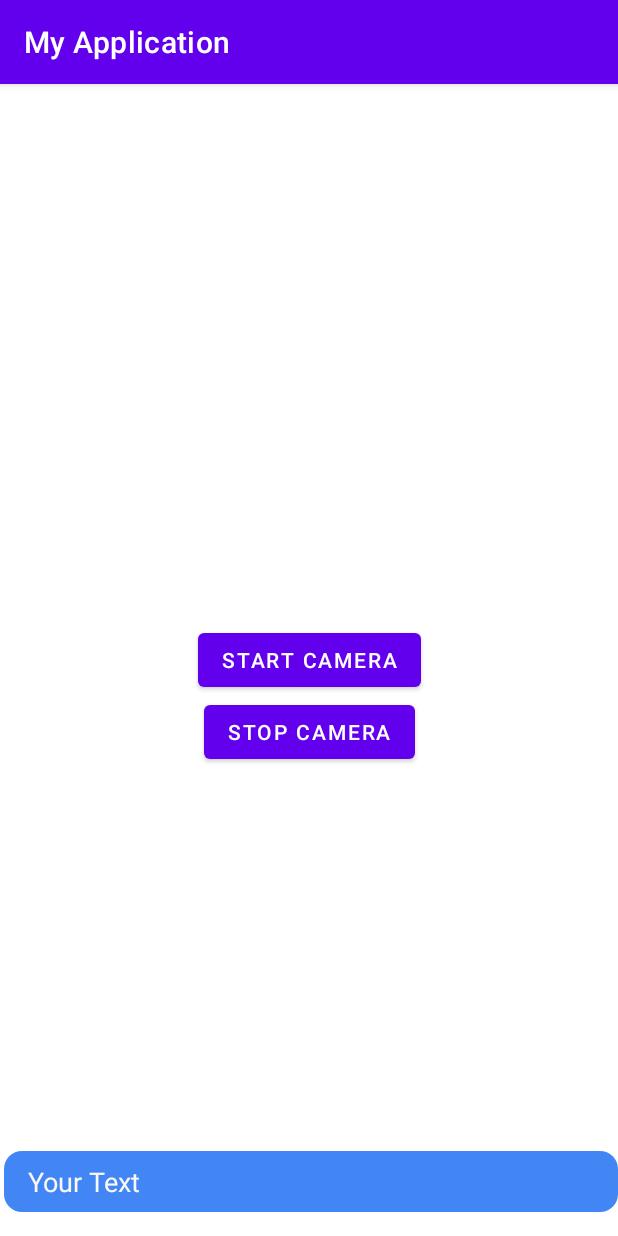
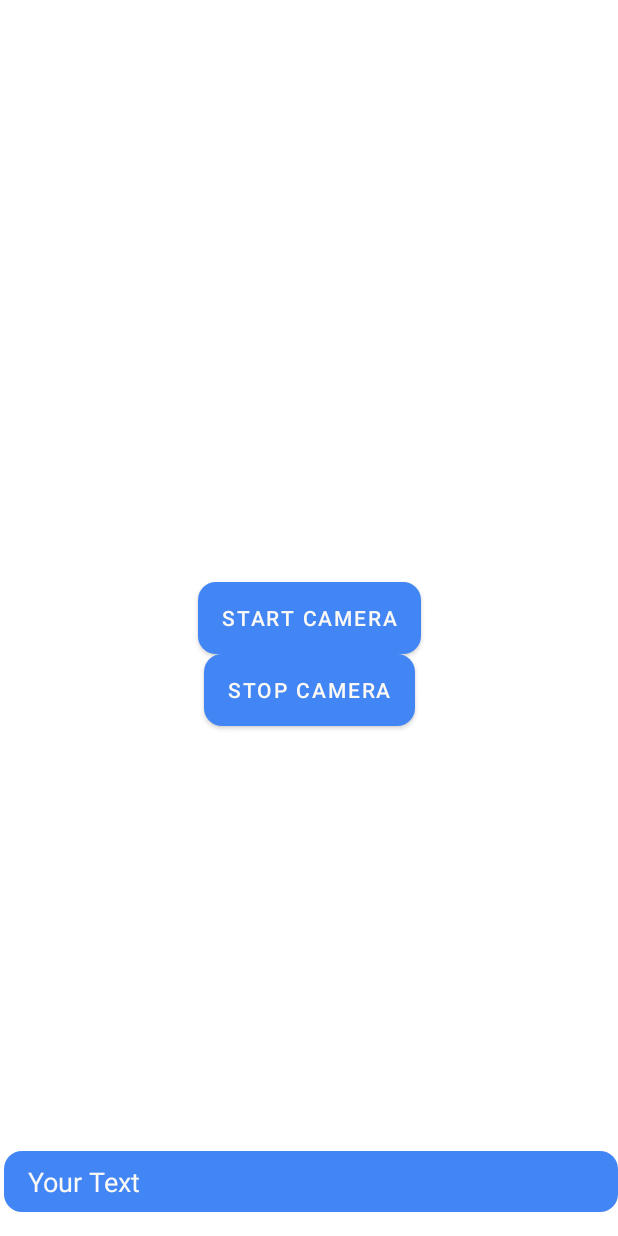
Before and after one commit to luckyjp6/Sign-Language-Recognition, an Android app: the screen it shows after launch (MainActivity), on a phone screen of 412 x 824 dp. Run offline under Robolectric (Android 15) with nearby library versions, the phone set to English and light mode, and no system bars; libraries missing offline, so code that uses them is left out: com.chaquo.python; 4 statements that could not run were skipped.

Commit message:
Add new theme and colors

```diff
--- a/app/src/main/java/com/example/myapplication/MainActivity.java
+++ b/app/src/main/java/com/example/myapplication/MainActivity.java
@@ -280,7 +280,7 @@ public class MainActivity extends AppCompatActivity {
         textView.setBackgroundResource(backgroundResourceID);
         textView.setPadding(16, 8, 16, 8);
         textView.setText(text);
-        textView.setTextColor(Color.parseColor("#FFFFFF"));
+        textView.setTextColor(Color.parseColor(text_color));
         textView.setTextSize(TypedValue.COMPLEX_UNIT_SP, 18);
 
         return textView;
--- a/app/src/main/res/layout/activity_main.xml
+++ b/app/src/main/res/layout/activity_main.xml
@@ -12,6 +12,7 @@
         android:layout_height="wrap_content"
         android:onClick="buttonStartCamera"
         android:text="Start Camera"
+        android:background="@drawable/my_input_bg"
         app:layout_constraintBottom_toBottomOf="parent"
         app:layout_constraintEnd_toEndOf="parent"
         app:layout_constraintStart_toStartOf="parent"
@@ -23,6 +24,7 @@
         android:layout_height="wrap_content"
         android:onClick="buttonStopCamera"
         android:text="Stop camera"
+        android:background="@drawable/my_input_bg"
         app:layout_constraintEnd_toEndOf="parent"
         app:layout_constraintStart_toStartOf="parent"
         app:layout_constraintTop_toBottomOf="@+id/button" />
--- a/app/src/main/res/values-night/themes.xml
+++ b/app/src/main/res/values-night/themes.xml
@@ -2,12 +2,12 @@
     <!-- Base application theme. -->
     <style name="Theme.MyApplication" parent="Theme.MaterialComponents.DayNight.DarkActionBar">
         <!-- Primary brand color. -->
-        <item name="colorPrimary">@color/purple_200</item>
-        <item name="colorPrimaryVariant">@color/purple_700</item>
+        <item name="colorPrimary">@color/google_blue</item>
+        <item name="colorPrimaryVariant">@color/google_yellow</item>
         <item name="colorOnPrimary">@color/black</item>
         <!-- Secondary brand color. -->
-        <item name="colorSecondary">@color/teal_200</item>
-        <item name="colorSecondaryVariant">@color/teal_200</item>
+        <item name="colorSecondary">@color/google_green</item>
+        <item name="colorSecondaryVariant">@color/googel_red</item>
         <item name="colorOnSecondary">@color/black</item>
         <!-- Status bar color. -->
         <item name="android:statusBarColor">?attr/colorPrimaryVariant</item>
--- a/app/src/main/res/values/colors.xml
+++ b/app/src/main/res/values/colors.xml
@@ -1,10 +1,10 @@
 <?xml version="1.0" encoding="utf-8"?>
 <resources>
-    <color name="purple_200">#FFBB86FC</color>
-    <color name="purple_500">#FF6200EE</color>
+    <color name="google_blue">#4285F4</color>
+    <color name="googel_red">#DB4437</color>
     <color name="purple_700">#FF3700B3</color>
-    <color name="teal_200">#FF03DAC5</color>
-    <color name="teal_700">#FF018786</color>
+    <color name="google_yellow">#F4B400</color>
+    <color name="google_green">#0F9D58</color>
     <color name="black">#FF000000</color>
-    <color name="white">#FFFFFFFF</color>
+    <color name="white">#FAF9F6</color>
 </resources>
--- a/app/src/main/res/values/themes.xml
+++ b/app/src/main/res/values/themes.xml
@@ -1,13 +1,13 @@
 <resources xmlns:tools="http://schemas.android.com/tools">
     <!-- Base application theme. -->
-    <style name="Theme.MyApplication" parent="Theme.MaterialComponents.DayNight.DarkActionBar">
+    <style name="Theme.MyApplication" parent="Theme.MaterialComponents.DayNight.NoActionBar">
         <!-- Primary brand color. -->
-        <item name="colorPrimary">@color/purple_500</item>
-        <item name="colorPrimaryVariant">@color/purple_700</item>
+        <item name="colorPrimary">@color/google_blue</item>
+        <item name="colorPrimaryVariant">@color/google_yellow</item>
         <item name="colorOnPrimary">@color/white</item>
         <!-- Secondary brand color. -->
-        <item name="colorSecondary">@color/teal_200</item>
-        <item name="colorSecondaryVariant">@color/teal_700</item>
+        <item name="colorSecondary">@color/google_green</item>
+        <item name="colorSecondaryVariant">@color/googel_red</item>
         <item name="colorOnSecondary">@color/black</item>
         <!-- Status bar color. -->
         <item name="android:statusBarColor">?attr/colorPrimaryVariant</item>
```
